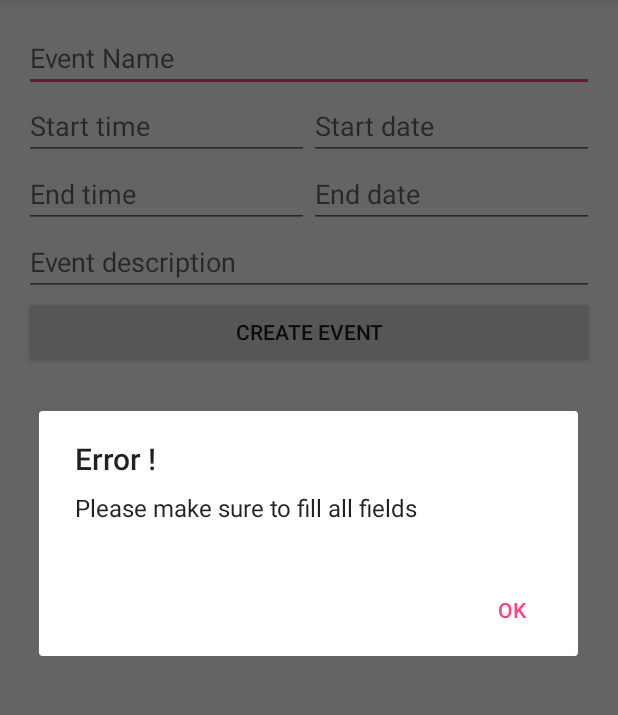
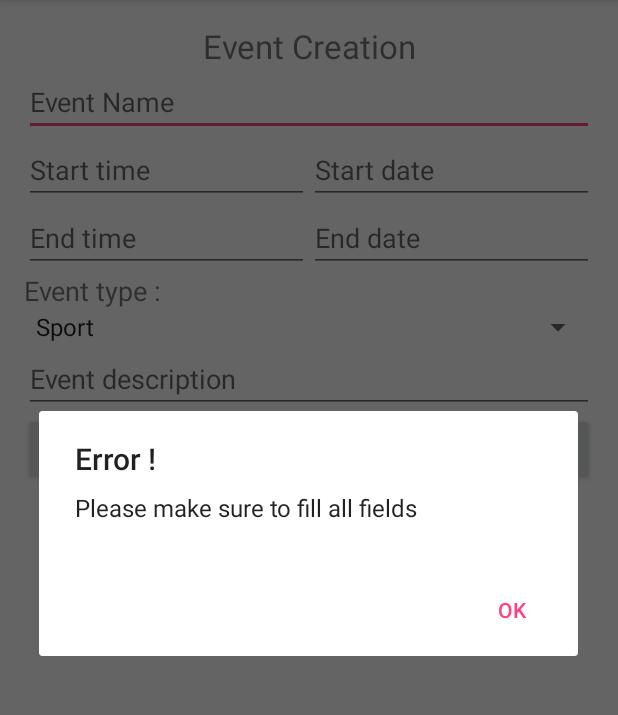
Before and after one commit to vbouquet/AssoGenda, an Android app: the CreateEventActivity screen opened directly, with no data from a screen before it, after a tap on "CREATE EVENT", on a phone screen of 412 x 824 dp, the part 84-799 px from its top. Run offline under Robolectric (Android 15) with nearby library versions, the light colour scheme and no system bars; our stand-ins replace Firebase (no records; nobody signed in at launch, a user with empty details on screens opened directly).

Commit message:
Added a verification to the time and date selection in the Event Creation activity, to make sure the end is not before the start of the event.
Added a Event Type selection with a spinner, with its source array defined in strings.xml.

```diff
--- a/app/src/main/java/fr/paris10/projet/assogenda/assogenda/ui/activites/CreateEventActivity.java
+++ b/app/src/main/java/fr/paris10/projet/assogenda/assogenda/ui/activites/CreateEventActivity.java
@@ -7,9 +7,11 @@ import android.content.Intent;
 import android.os.Bundle;
 import android.support.v7.app.AppCompatActivity;
 import android.view.View;
+import android.widget.ArrayAdapter;
 import android.widget.Button;
 import android.widget.DatePicker;
 import android.widget.EditText;
+import android.widget.Spinner;
 import android.widget.TimePicker;
 
 import com.google.firebase.database.DatabaseReference;
@@ -20,6 +22,7 @@ import java.text.ParseException;
 import java.text.SimpleDateFormat;
 import java.util.Calendar;
 import java.util.Date;
+import java.util.List;
 
 import fr.paris10.projet.assogenda.assogenda.R;
 import fr.paris10.projet.assogenda.assogenda.model.Event;
@@ -32,6 +35,7 @@ public class CreateEventActivity extends AppCompatActivity {
     protected EditText eventEndDateEditText;
     protected EditText eventDescriptionEditText;
     protected Button eventCreateButton;
+    protected Spinner eventTypeSpinner;
 
     protected DateFormat dateFormatter;
 
@@ -44,8 +48,6 @@ public class CreateEventActivity extends AppCompatActivity {
         super.onCreate(savedInstanceState);
         setContentView(R.layout.activity_create_event);
 
-
-
         eventNameEditText = (EditText) findViewById(R.id.activity_create_event_name);
         eventStartTimeEditText = (EditText) findViewById(R.id.activity_create_event_start_time);
         eventStartDateEditText = (EditText) findViewById(R.id.activity_create_event_start_date);
@@ -53,6 +55,12 @@ public class CreateEventActivity extends AppCompatActivity {
         eventEndDateEditText = (EditText) findViewById(R.id.activity_create_event_end_date);
         eventDescriptionEditText = (EditText) findViewById(R.id.activity_create_event_description);
         eventCreateButton = (Button) findViewById(R.id.activity_create_event_submit);
+        eventTypeSpinner = (Spinner) findViewById(R.id.activity_create_event_type_spinner);
+
+        //Sets the spinner's content
+        ArrayAdapter<CharSequence> tmpAdapterEventTypes = ArrayAdapter.createFromResource(this,R.array.event_create_event_types, android.R.layout.simple_spinner_item);
+        tmpAdapterEventTypes.setDropDownViewResource(android.R.layout.simple_spinner_dropdown_item);
+        eventTypeSpinner.setAdapter(tmpAdapterEventTypes);
 
         eventStartTimeEditText.setOnClickListener(new View.OnClickListener() {
             @Override
@@ -91,9 +99,10 @@ public class CreateEventActivity extends AppCompatActivity {
                 final String eventName = eventNameEditText.getText().toString().trim();
                 final Date eventStart = eventDatesConverter(eventStartTimeEditText, eventStartDateEditText);
                 final Date eventEnd = eventDatesConverter(eventEndTimeEditText, eventEndDateEditText);
+                final String eventType = eventTypeSpinner.getItemAtPosition(eventTypeSpinner.getSelectedItemPosition()).toString().trim();
                 final String eventDescription = eventDescriptionEditText.getText().toString().trim();
 
-                if (eventName.isEmpty() || eventDescription.isEmpty() || eventStart == null || eventEnd == null) {
+                if (eventName.isEmpty() || eventDescription.isEmpty() || eventStart == null || eventEnd == null || eventType.isEmpty()) {
                     AlertDialog.Builder builder = new AlertDialog.Builder(CreateEventActivity.this);
                     builder.setMessage(R.string.event_create_submit_error_message)
                             .setTitle(R.string.event_create_submit_error_title)
@@ -101,8 +110,16 @@ public class CreateEventActivity extends AppCompatActivity {
                     AlertDialog dialog = builder.create();
                     dialog.show();
                 }
+                else if (eventEnd.compareTo(eventStart)<0){
+                    AlertDialog.Builder builder = new AlertDialog.Builder(CreateEventActivity.this);
+                    builder.setMessage(R.string.event_create_submit_date_error_message)
+                            .setTitle(R.string.event_create_submit_error_title)
+                            .setPositiveButton(android.R.string.ok, null);
+                    AlertDialog dialog = builder.create();
+                    dialog.show();
+                }
                 else{
-                    database.push().setValue(new Event(eventName, eventStart, eventEnd, eventDescription).toMap());
+                    database.push().setValue(new Event(eventName, eventStart, eventEnd, eventType, eventDescription).toMap());
                     loadMain();
                 }
             }
--- a/app/src/main/res/layout/activity_create_event.xml
+++ b/app/src/main/res/layout/activity_create_event.xml
@@ -17,6 +17,14 @@
         android:layout_centerHorizontal="true"
         android:id="@+id/activity_create_event_layout"
         android:layout_alignParentTop="true">
+
+        <TextView
+            android:text="Event Creation"
+            android:layout_width="match_parent"
+            android:layout_height="wrap_content"
+            android:id="@+id/activity_create_event_title_textview"
+            android:textAlignment="center"
+            android:textSize="22sp" />
 
         <EditText
             android:layout_width="match_parent"
@@ -81,7 +89,20 @@
                 android:layout_weight="1"
                 android:focusable="false"
                 android:hint="@string/event_create_end_date" />
+
         </LinearLayout>
+
+        <TextView
+            android:text="Event type :"
+            android:layout_width="match_parent"
+            android:id="@+id/activity_create_event_type_selection_textview"
+            android:textSize="18sp"
+            android:layout_height="wrap_content" />
+
+        <Spinner
+            android:layout_width="match_parent"
+            android:layout_height="wrap_content"
+            android:id="@+id/activity_create_event_type_spinner" />
 
         <EditText
             android:layout_width="match_parent"
--- a/app/src/main/res/values/strings.xml
+++ b/app/src/main/res/values/strings.xml
@@ -24,7 +24,12 @@
     <string name="event_create_end_time">End time</string>
     <string name="event_create_end_date">End date</string>
     <string name="event_description">Event description</string>
+    <string name="event_create_submit_date_error_message">The end date cannot be anterior to the start !</string>
+    <string name="event_create_event_spinner_text">Event type</string>
 
-    <!-- TODO: Remove or change this placeholder text -->
-    <string name="hello_blank_fragment">Hello blank fragment</string>
+    <string-array name="event_create_event_types">
+        <item>Sport</item>
+        <item>Party</item>
+        <item>Training</item>
+    </string-array>
 </resources>
```
Also changed, not shown: app/src/main/java/fr/paris10/projet/assogenda/assogenda/model/Event.java (+6 -3 lines).
